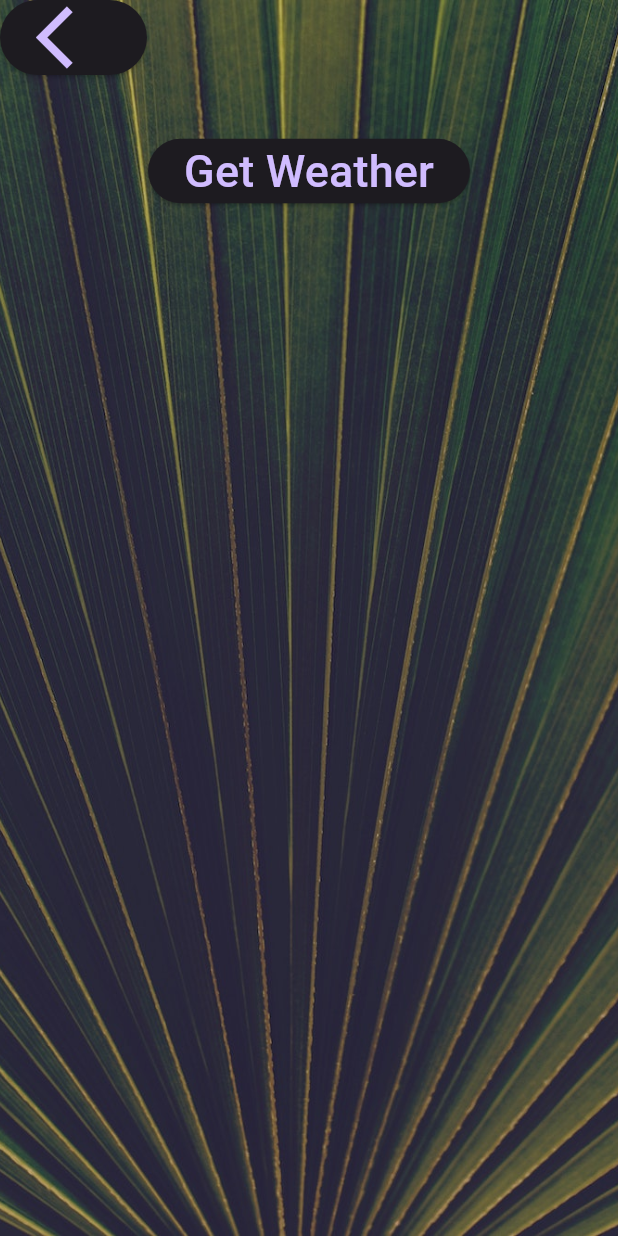
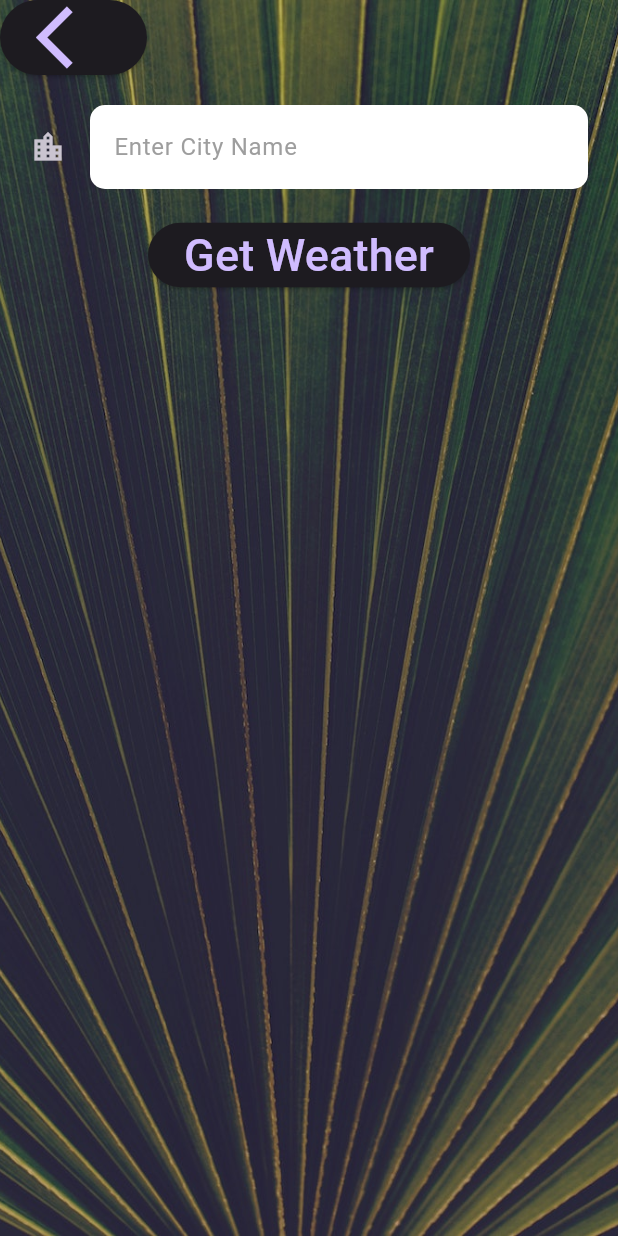
Before and after one commit to yukimiyake0607/clima, a Flutter app: the CityScreen screen opened directly, on a phone screen of 412 x 824 dp. Run offline on Flutter 3.47's test engine with Material 3 defaults, Android fonts, the phone set to English and light mode, and no system bars; our stand-ins replace flutter_spinkit, geolocator; network calls fail; Roboto replaces fonts that are missing (Spartan MB).

Commit message:
add: city_screenにtextField追加
refs #35 地名を入力するため

```diff
--- a/lib/screens/city_screen.dart
+++ b/lib/screens/city_screen.dart
@@ -1,5 +1,6 @@
 import 'package:flutter/material.dart';
 import 'package:clima/utilities/constants.dart';
+import 'package:flutter/widgets.dart';
 
 class CityScreen extends StatefulWidget {
   @override
@@ -32,8 +33,16 @@ class _CityScreenState extends State<CityScreen> {
                 ),
               ),
               Container(
-                padding: EdgeInsets.all(20.0),
-                child: null,
+                padding: const EdgeInsets.all(20.0),
+                child: TextField(
+                  style: TextStyle(
+                    color: Colors.black,
+                  ),
+                  decoration: kTextFieldInputDecoration,
+                  onChanged: (value) {
+                    print(value);
+                  },
+                ),
               ),
               ElevatedButton(
                 onPressed: () {},
```
